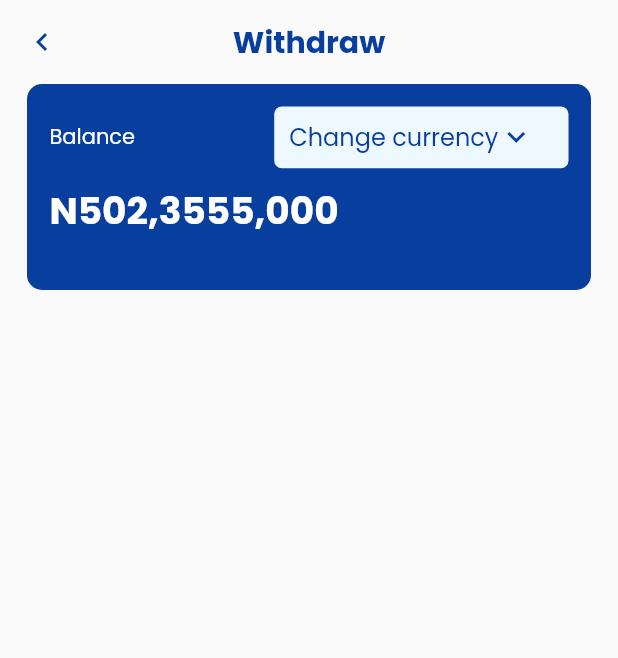
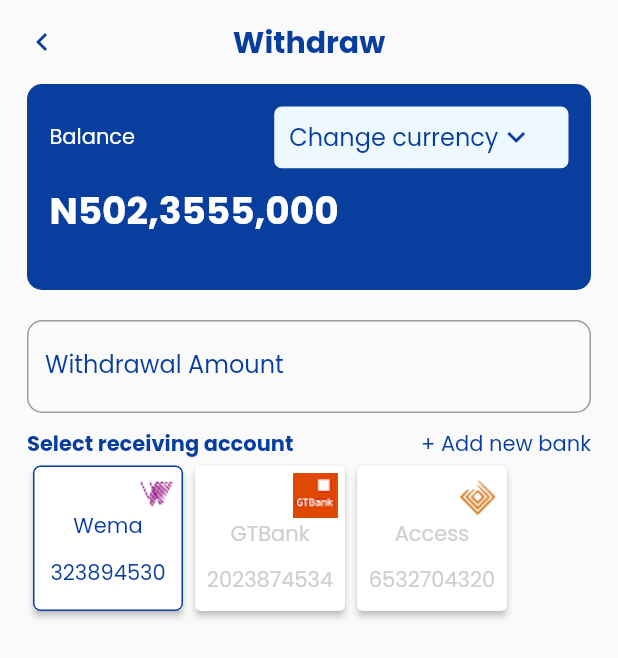
Before and after one commit to Atuoha/fintech_app_skins, a Flutter app: the Withdraw screen opened by its route, on a phone screen of 412 x 824 dp. Shown: the top 658 px of the screen. Run offline on Flutter 3.47's test engine with Material 2 defaults, Android fonts, the phone set to English and light mode, and no system bars; our stand-ins replace curved_navigation_bar, loading_animation_widget, pin_code_fields.

Commit message:
task: bank section-withdrawal

```diff
--- a/lib/screens/other/withdraw.dart
+++ b/lib/screens/other/withdraw.dart
@@ -13,7 +13,171 @@ class Withdraw extends StatefulWidget {
   State<Withdraw> createState() => _WithdrawState();
 }
 
+enum Field {
+  password,
+  pin,
+  amount,
+}
+
 class _WithdrawState extends State<Withdraw> {
+  final _formKey = GlobalKey<FormState>();
+  final _passwordController = TextEditingController();
+  final _pinController = TextEditingController();
+  final _amountController = TextEditingController();
+  var passwordObscure = true;
+  var pinObscure = true;
+  var currentBank = 0;
+
+  final bankAccounts = [
+    {
+      'name': 'Wema',
+      'image': 'assets/images/wema.png',
+      'number': 0323894530,
+    },
+    {
+      'name': 'GTBank',
+      'image': 'assets/images/gtbank.png',
+      'number': 2023874534,
+    },
+    {
+      'name': 'Access',
+      'image': 'assets/images/access.png',
+      'number': 6532704320,
+    },
+  ];
+
+  Widget kContainer(
+    int index,
+    String name,
+    String imgAsset,
+    int number,
+  ) {
+    return GestureDetector(
+      onTap: () => setState(() {
+        currentBank = index;
+      }),
+      child: Card(
+        elevation: 2,
+        child: Container(
+          width: 100,
+          padding: const EdgeInsets.all(5),
+          decoration: BoxDecoration(
+            borderRadius: BorderRadius.circular(5),
+            border: currentBank == index
+                ? Border.all(
+                    width: 1,
+                    color: primaryColor,
+                  )
+                : null,
+          ),
+          child: Column(
+            children: [
+              Align(
+                alignment: Alignment.topRight,
+                child: Image.asset(imgAsset),
+              ),
+              // const SizedBox(height: 5),
+              Text(
+                name,
+                maxLines: 1,
+                overflow: TextOverflow.ellipsis,
+                style: TextStyle(
+                  color: currentBank == index ? primaryColor : greyShade2,
+                ),
+              ),
+              const SizedBox(height: 10),
+              Text(
+                number.toString(),
+                style: TextStyle(
+                  color: currentBank == index ? primaryColor : greyShade2,
+                ),
+              ),
+            ],
+          ),
+        ),
+      ),
+    );
+  }
+
+  // custom textfield for password and pin
+  Widget kTextField(
+    TextEditingController controller,
+    String text,
+    bool obscure,
+    Field field,
+  ) {
+    return TextFormField(
+      controller: controller,
+      obscureText: obscure,
+      keyboardType: field == Field.pin
+          ? TextInputType.number
+          : field == Field.amount
+              ? TextInputType.number
+              : TextInputType.text,
+      textInputAction:
+          field == Field.pin ? TextInputAction.done : TextInputAction.next,
+      validator: (value) {
+        switch (field) {
+          case Field.password:
+            if (value!.length < 8) {
+              return 'Password is not strong';
+            }
+            break;
+
+          case Field.pin:
+            if (value!.length < 3 || value.length > 4) {
+              return 'Pin must be 4 characters';
+            }
+            break;
+
+          case Field.amount:
+            if (value!.isEmpty) {
+              return 'Amount can not be empty';
+            }
+        }
+
+        return null;
+      },
+      decoration: InputDecoration(
+        suffixIcon: controller.text.isNotEmpty
+            ? IconButton(
+                onPressed: () => setState(() {
+                  if (field == Field.password) {
+                    passwordObscure = !passwordObscure;
+                  } else {
+                    pinObscure = !pinObscure;
+                  }
+                }),
+                icon: Icon(
+                  obscure ? Icons.visibility : Icons.visibility_off,
+                  color: primaryColor,
+                ),
+              )
+            : const Text(''),
+        label: Text(
+          text,
+          style: const TextStyle(
+            color: primaryColor,
+          ),
+        ),
+        focusedBorder: OutlineInputBorder(
+          borderRadius: BorderRadius.circular(10),
+          borderSide: const BorderSide(
+            width: 1,
+            color: primaryColor,
+          ),
+        ),
+        border: OutlineInputBorder(
+          borderRadius: BorderRadius.circular(10),
+          borderSide: const BorderSide(
+            width: 1,
+            color: greyShade2,
+          ),
+        ),
+      ),
+    );
+  }
+
   @override
   Widget build(BuildContext context) {
     SystemChrome.setSystemUIOverlayStyle(
@@ -46,10 +210,61 @@ class _WithdrawState extends State<Withdraw> {
       ),
       body: Padding(
         padding: const EdgeInsets.symmetric(horizontal: 18),
-        child: Column(children: [
-          const BalanceContainer(),
-        ],),
-      )
+        child: Column(
+          children: [
+            const BalanceContainer(),
+            const SizedBox(height: 20),
+            kTextField(
+              _amountController,
+              'Withdrawal Amount',
+              false,
+              Field.amount,
+            ),
+            // 50737557
+            const SizedBox(height: 10),
+            Row(
+              mainAxisAlignment: MainAxisAlignment.spaceBetween,
+              children: [
+                const Text(
+                  'Select receiving account',
+                  style: TextStyle(
+                    color: primaryColor,
+                    fontWeight: FontWeight.w600,
+                  ),
+                ),
+                GestureDetector(
+                  onTap: () => {}, // TODO: Navigate to add new bank
+                  child: const Text(
+                    '+ Add new bank',
+                    style: TextStyle(
+                      color: primaryColor,
+                    ),
+                  ),
+                )
+              ],
+            ),
+            SizedBox(
+              height: 105,
+              child: ListView.builder(
+                padding: EdgeInsets.zero,
+                scrollDirection: Axis.horizontal,
+                itemCount: bankAccounts.length,
+                itemBuilder: (context, index) {
+                  var bank = bankAccounts[index];
+                  return kContainer(
+                    index,
+                    '${bank["name"]}',
+                    '${bank["image"]}',
+                    int.parse(
+                      '${bank['number']}',
+                    ),
+                  );
+                },
+              ),
+            )
+          ],
+        ),
+      ),
     );
   }
 }
```
Also changed, not shown: assets/images/access.png, assets/images/gtbank.png, assets/images/wema.png, 4 other files.
